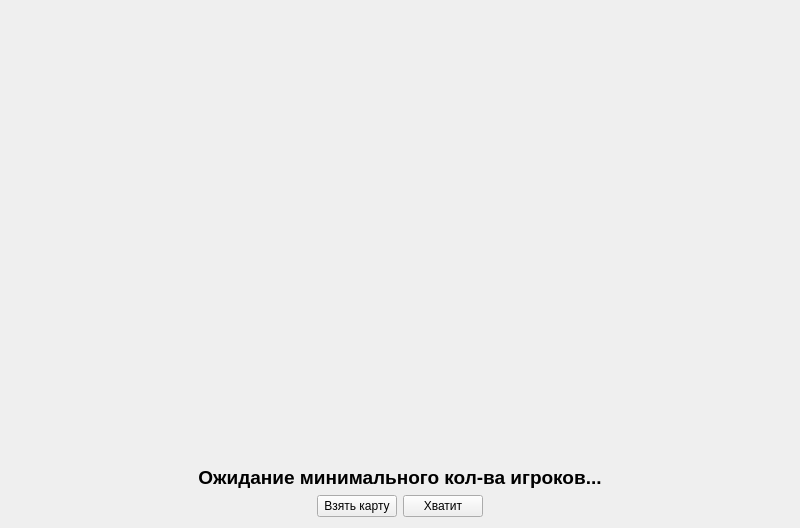
Before: the Qt Designer form Games/BlackDjack/GUI/blacljackwidget.ui in MyEdit/Casino_Client, drawn with Qt 5.
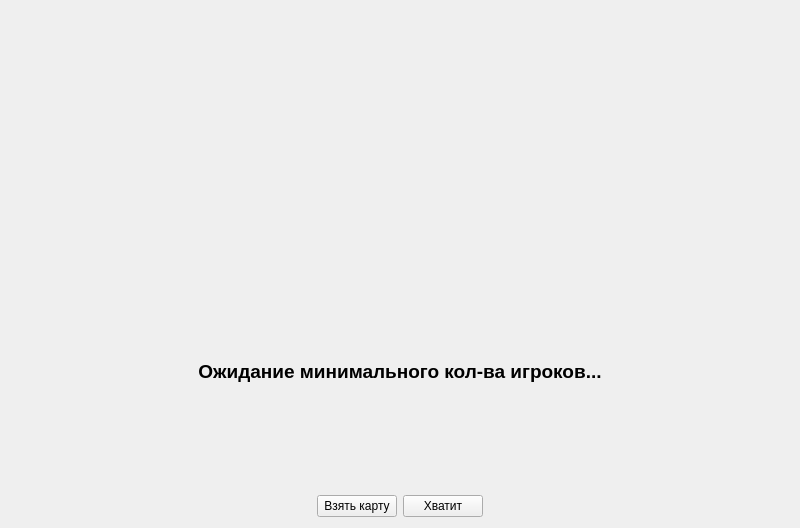
After: the same form once the commit is applied. Icons and pictures are not drawn.

Patch:
```diff
--- a/Games/BlackDjack/GUI/blacljackwidget.ui
+++ b/Games/BlackDjack/GUI/blacljackwidget.ui
@@ -24,17 +24,17 @@
   </property>
   <layout class="QGridLayout" name="gridLayout">
    <item row="0" column="0">
-    <spacer name="verticalSpacer">
-     <property name="orientation">
-      <enum>Qt::Vertical</enum>
+    <widget class="QLabel" name="label">
+     <property name="text">
+      <string/>
      </property>
-     <property name="sizeHint" stdset="0">
-      <size>
-       <width>20</width>
-       <height>40</height>
-      </size>
+     <property name="pixmap">
+      <pixmap resource="../../../CardGameAssets.qrc">:/InterfaceEements/resources/Table.png</pixmap>
      </property>
-    </spacer>
+     <property name="scaledContents">
+      <bool>true</bool>
+     </property>
+    </widget>
    </item>
    <item row="2" column="0">
     <layout class="QHBoxLayout" name="horizontalLayout_2">
```
Left out of the diff: 4 changed lines with no effect on the pictures.
